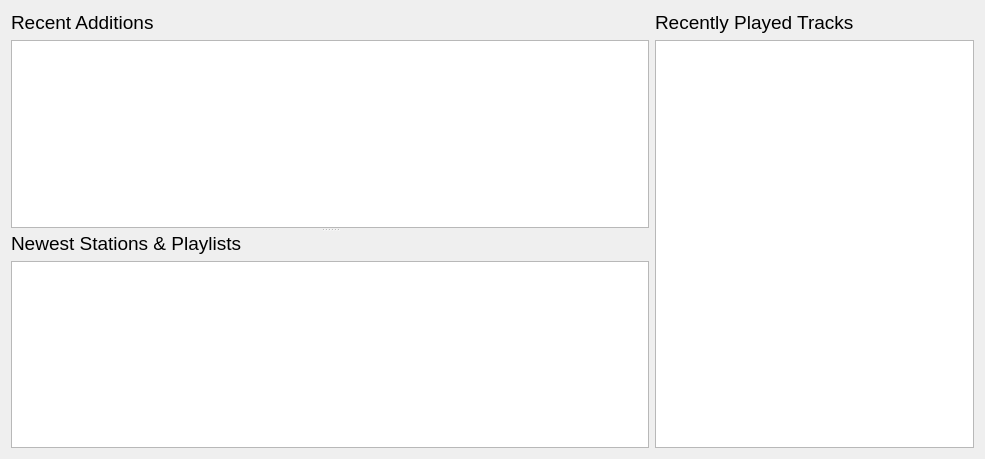
Old version of the form src/libtomahawk/widgets/welcomewidget.ui in the repository tomahawk-player/tomahawk.
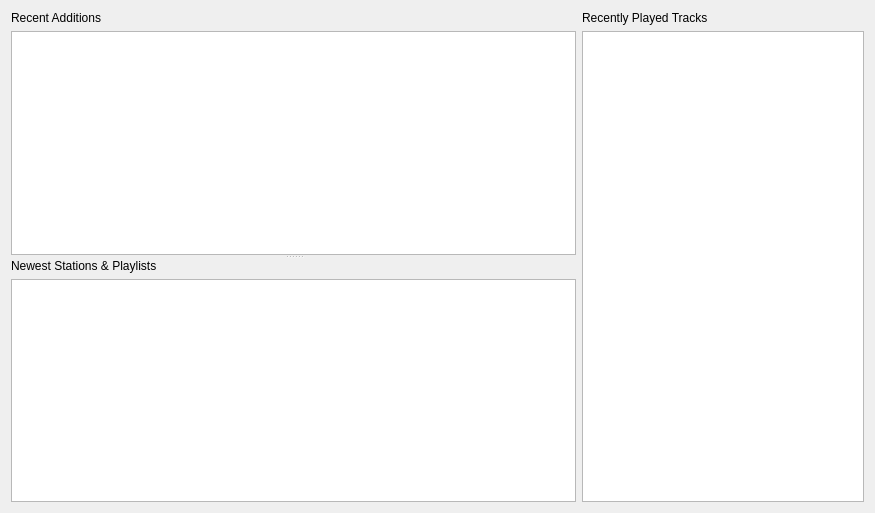
New version of the form. Custom widgets are drawn as their Qt base class.

Commit message: * Added HeaderLabel to replace our old ugly labels.

What changed in the file:
```diff
--- a/src/libtomahawk/widgets/welcomewidget.ui
+++ b/src/libtomahawk/widgets/welcomewidget.ui
@@ -6,8 +6,8 @@
    <rect>
     <x>0</x>
     <y>0</y>
-    <width>985</width>
-    <height>459</height>
+    <width>875</width>
+    <height>513</height>
    </rect>
   </property>
   <layout class="QHBoxLayout" name="horizontalLayout" stretch="2,1">
@@ -16,15 +16,10 @@
      <property name="orientation">
       <enum>Qt::Vertical</enum>
      </property>
-     <widget class="QWidget" name="">
+     <widget class="QWidget" name="layoutWidget1">
       <layout class="QVBoxLayout" name="verticalLayout">
        <item>
-        <widget class="QLabel" name="label_4">
-         <property name="font">
-          <font>
-           <pointsize>14</pointsize>
-          </font>
-         </property>
+        <widget class="HeaderLabel" name="label_4">
          <property name="text">
           <string>Recent Additions</string>
          </property>
@@ -35,15 +30,10 @@
        </item>
       </layout>
      </widget>
-     <widget class="QWidget" name="">
+     <widget class="QWidget" name="layoutWidget2">
       <layout class="QVBoxLayout" name="verticalLayout_3">
        <item>
-        <widget class="QLabel" name="label_2">
-         <property name="font">
-          <font>
-           <pointsize>14</pointsize>
-          </font>
-         </property>
+        <widget class="HeaderLabel" name="label_2">
          <property name="text">
           <string>Newest Stations &amp; Playlists</string>
          </property>
@@ -66,11 +56,6 @@
          <height>16777215</height>
         </size>
        </property>
-       <property name="font">
-        <font>
-         <pointsize>14</pointsize>
-        </font>
-       </property>
        <property name="text">
         <string>Recently Played Tracks</string>
        </property>
@@ -91,6 +76,11 @@
   </layout>
  </widget>
  <customwidgets>
+  <customwidget>
+   <class>HeaderLabel</class>
+   <extends>QLabel</extends>
+   <header location="global">widgets/HeaderLabel.h</header>
+  </customwidget>
   <customwidget>
    <class>PlaylistView</class>
    <extends>QTreeView</extends>
```
Left out of the diff: 2 changed lines with no effect on the pictures. The commit also changes 6 other files.
